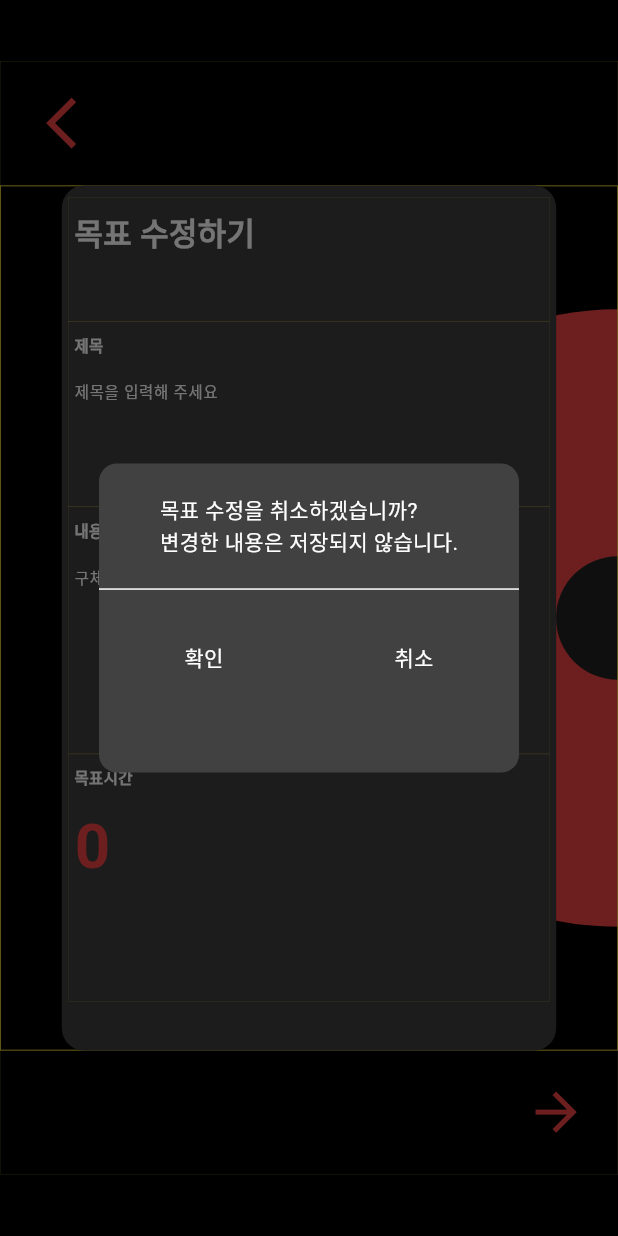
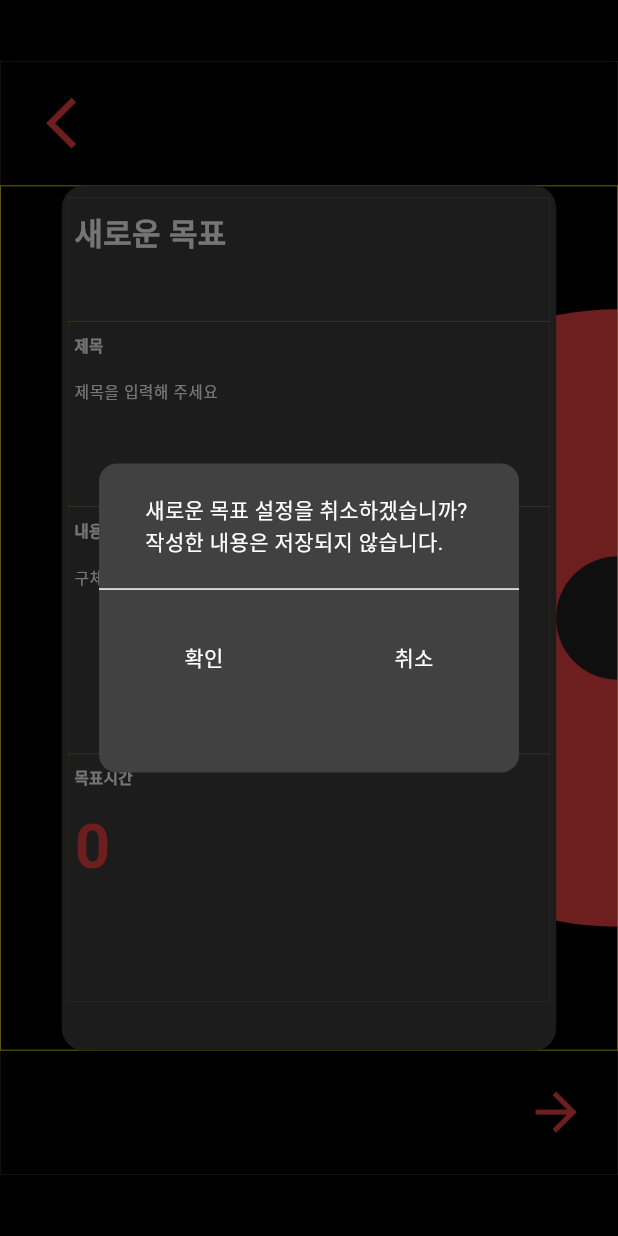
Before and after one commit to springstudy9092/tenthousand_hour_rule_flutter, a Flutter app: the GoalAdd screen opened directly with empty values, after a tap on the "arrow back ios" icon, on a phone screen of 412 x 824 dp. Run offline on Flutter 3.47's test engine with Material 3 defaults, Android fonts, the phone set to English and light mode, and no system bars; missing offline and left inert: kakao_flutter_sdk.

Commit message:
20240113 add new goal reference error fix

```diff
--- a/lib/common/main_goal_box.dart
+++ b/lib/common/main_goal_box.dart
@@ -48,8 +48,9 @@ class _MainGoalBox extends State<MainGoalBox> {
               Navigator.push(
                 context,
                 MaterialPageRoute(
-                  builder: (context) => GoalAdd(),
-                  settings: RouteSettings(arguments: widget.goal),),
+                  // widget.userId 전역에서 가져올 수 있으면 분기 처리 제거
+                  builder: (context) => GoalAdd(),// 목표 신규 및 수정 페이지로 이동
+                  settings: RouteSettings(arguments: widget.stat != 'N' ? widget.goal : Goal(userId: widget.userId)),),
               );
             }
           },
--- a/lib/entities/goal.dart
+++ b/lib/entities/goal.dart
@@ -9,21 +9,21 @@ class Goal{
   final double goalPercent;
   final String goalStat;
   final String color;
-  final List<int> writeDate;
-  final List<int> modifyDate;
+  final String writeDate; // 변경 예정
+  final String modifyDate; // 변경 예정
 
   Goal({
     required this.userId,
-    required this.goalId,
-    required this.goalName,
-    required this.goalDetail,
-    required this.goalSeconds,
-    required this.accumulateSeconds,
-    required this.goalPercent,
-    required this.goalStat,
-    required this.color,
-    required this.writeDate,
-    required this.modifyDate,
+    this.goalId = 'temp', // 저장시 서버에서 채변
+    this.goalName = '',
+    this.goalDetail = '',
+    this.goalSeconds = 0,
+    this.accumulateSeconds = 0,
+    this.goalPercent = 0,
+    this.goalStat = 'N',
+    this.color = 'ED4141',
+    this.writeDate = '',
+    this.modifyDate = ''
   });
 
   factory Goal.fromJson(Map<String, dynamic> json) {
@@ -37,8 +37,8 @@ class Goal{
       goalPercent: json['goal_percent'],
       goalStat: json['goal_stat'],
       color: json['color'],
-      writeDate: List<int>.from(json['write_date']),
-      modifyDate: List<int>.from(json['modify_date']),
+      //writeDate: List<int>.from(json['write_date']),
+      //modifyDate: List<int>.from(json['modify_date']),
     );
   }
 
--- a/lib/goal_main/goal_add.dart
+++ b/lib/goal_main/goal_add.dart
@@ -179,7 +179,7 @@ class _GoalAdd extends State<GoalAdd> {
                     ),
                     child:
                       Text(
-                        goal != null ? '목표 수정하기' : '새로운 목표',
+                        goal.goalStat != 'N' ? '목표 수정하기' : '새로운 목표',
                         style: TextStyle(
                           color: Colors.white,
                           fontWeight: FontWeight.bold,
```
